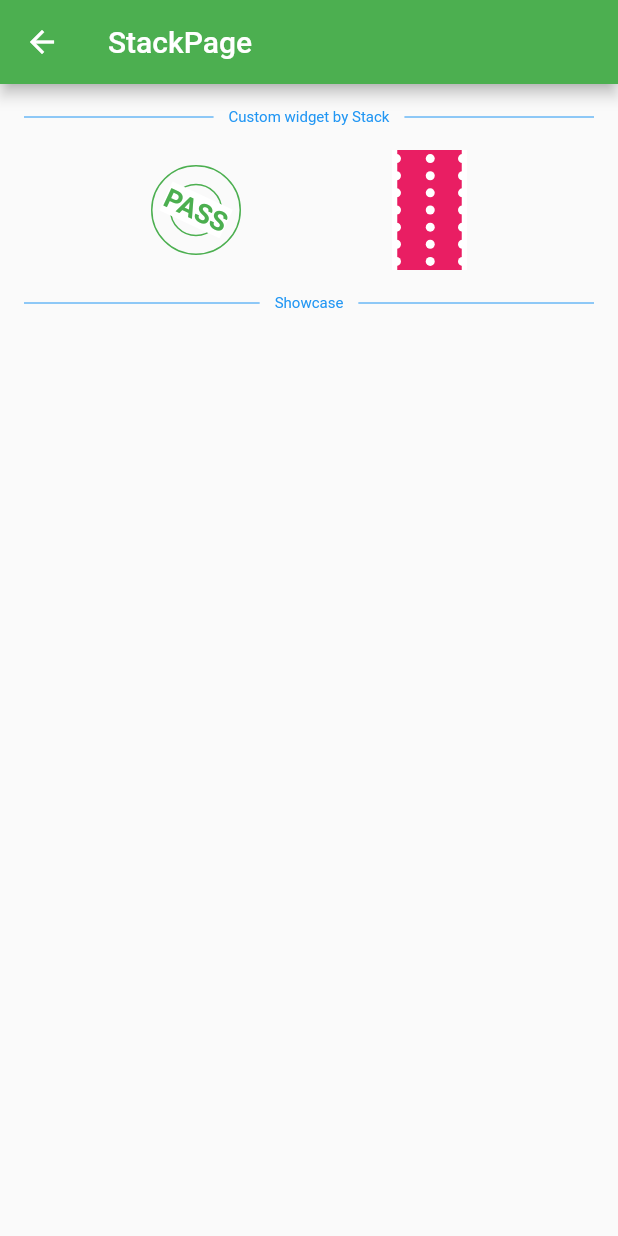
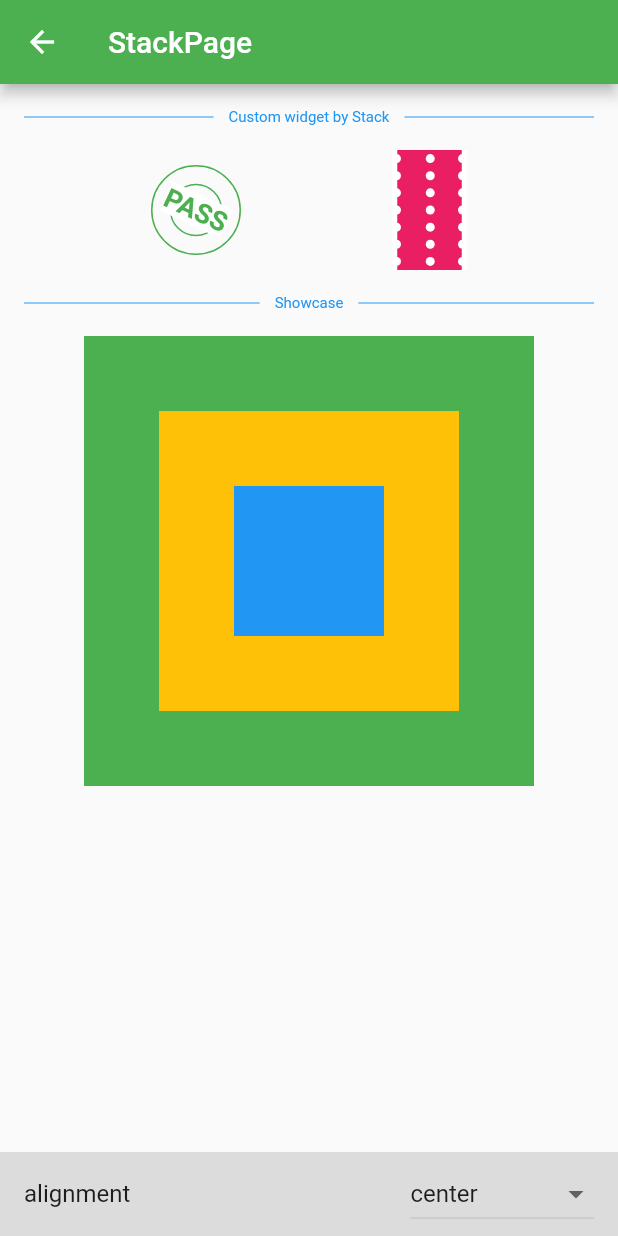
Before and after one commit to realskyrin/flutter_ui_challenge, a Flutter app: the StackPage screen opened directly, on a phone screen of 412 x 824 dp. Run offline on Flutter 3.47's test engine with Material 2 defaults, Android fonts, the phone set to English and light mode, and no system bars; missing offline and left inert: dart:ffi.

Commit message:
update layout

```diff
--- a/lib/layout/row_column_page.dart
+++ b/lib/layout/row_column_page.dart
@@ -30,7 +30,7 @@ class _RowPageState extends State<RowPage> {
       appBar: AppBar(
         title: Text(runtimeType
             .toString()
-            .substring(1, "State".length)),
+            .substring(1, runtimeType.toString().length - "State".length)),
       ),
       body: _getBody(),
       bottomNavigationBar: _getBottomBar(),
--- a/lib/layout/stack_page.dart
+++ b/lib/layout/stack_page.dart
@@ -7,6 +7,8 @@ class StackPage extends StatefulWidget {
 }
 
 class _StackPageState extends State<StackPage> {
+  AlignmentDirectional _alignment = AlignmentDirectional.center;
+
   @override
   Widget build(BuildContext context) {
     return Scaffold(
@@ -28,10 +30,65 @@ class _StackPageState extends State<StackPage> {
             children: <Widget>[_getExpiredTag(), _getStampSeparation()],
           ),
           Utils.getDividerMarginLRTB("Showcase"),
+          Stack(
+            alignment: _alignment,
+//            fit: StackFit.loose,
+//            overflow: Overflow.clip,
+            children: <Widget>[
+              Container(
+                width: 300,
+                height: 300,
+                color: Colors.green,
+              ),
+              Container(
+                width: 200,
+                height: 200,
+                color: Colors.amber,
+              ),
+              Container(
+                width: 100,
+                height: 100,
+                color: Colors.blue,
+              ),
+            ],
+          )
         ],
       );
 
-  _getBottomBar() {}
+  _getBottomBar() {
+    const alignmentDirectionalVals = <String, AlignmentDirectional>{
+      'topStart': AlignmentDirectional.topStart,
+      'topCenter': AlignmentDirectional.topCenter,
+      'topEnd': AlignmentDirectional.topEnd,
+      'centerStart': AlignmentDirectional.centerStart,
+      'center': AlignmentDirectional.center,
+      'centerEnd': AlignmentDirectional.centerEnd,
+      'bottomStart': AlignmentDirectional.bottomStart,
+      'bottomCenter': AlignmentDirectional.bottomCenter,
+      'bottomEnd': AlignmentDirectional.bottomEnd,
+    };
+    return Container(
+      color: Colors.black12,
+      child: ListTile(
+        title: Text("alignment"),
+        trailing: DropdownButton(
+          value: _alignment,
+          items: alignmentDirectionalVals
+              .map((String name, AlignmentDirectional val) => MapEntry(
+                  name, DropdownMenuItem(value: val, child: Text(name))))
+              .values
+              .toList(),
+          onChanged: (newVal) {
+            if(newVal!=null){
+              setState(() {
+                this._alignment = newVal;
+              });
+            }
+          },
+        ),
+      ),
+    );
+  }
 
   Widget _getStampSeparation() => Container(
         height: 80,
```
